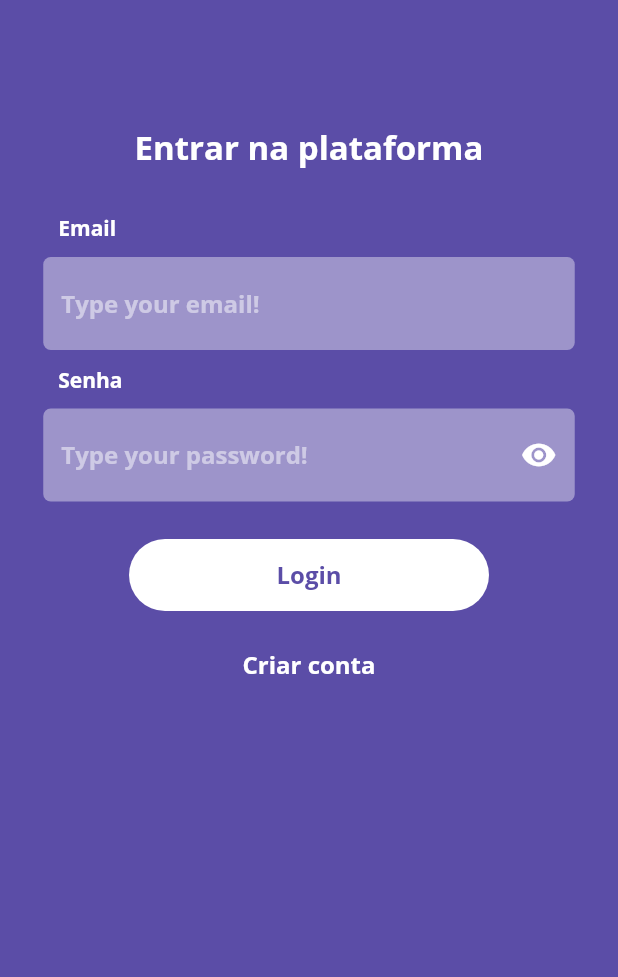
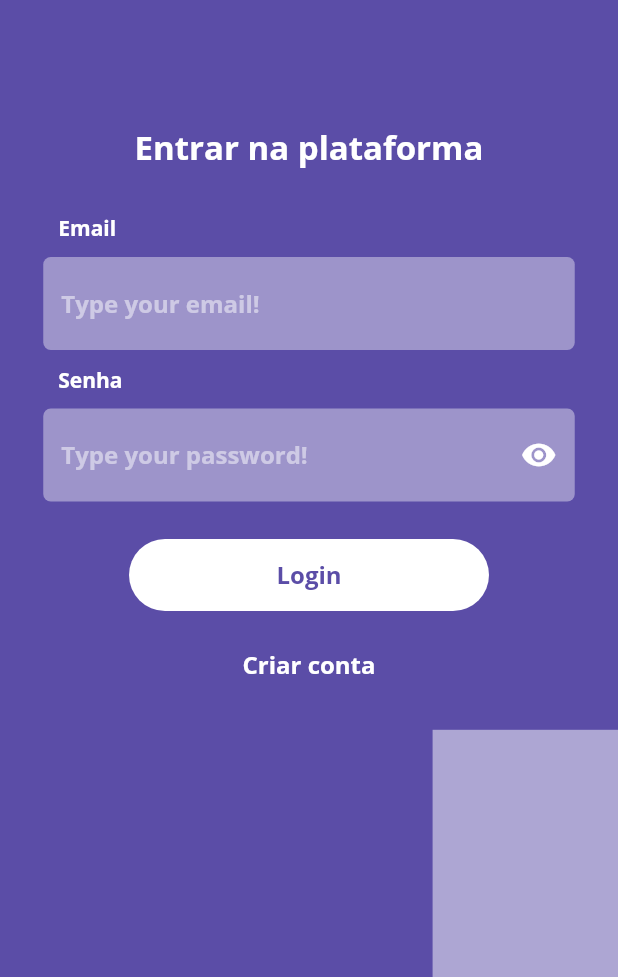
Before and after one commit to Alexsandro-97/xtintas_app, a Flutter app: the screen it shows after launch, on a phone screen of 412 x 824 dp, the part 259-1236 px from its top. Run offline on Flutter 3.47's test engine with Material 2 defaults, Android fonts, the light colour scheme and no system bars; our stand-ins replace dio, flutter_mobx, flutter_svg, lottie, mobx, shared_preferences; generated files the repository leaves out were written again.

Commit message:
container decoration

```diff
--- a/lib/view/screens/sign_in_screen.dart
+++ b/lib/view/screens/sign_in_screen.dart
@@ -32,12 +32,19 @@ class _SignInScreenState extends State<SignInScreen> {
 
   @override
   Widget build(BuildContext context) {
-    final size = MediaQuery.of(context).size;
+    final sizeScreen = MediaQuery.of(context).size;
     return Scaffold(
       backgroundColor: AppColors.backgroundSignInColor,
       body: Stack(
         children: [
-          Container(),
+          Align(
+            alignment: Alignment.bottomRight,
+            child: Container(
+              color: Colors.white.withOpacity(0.5),
+              width: sizeScreen.width * 0.3,
+              height: sizeScreen.height * 0.2,
+            ),
+          ),
           Form(
             key: _key,
             child: GestureDetector(
@@ -45,8 +52,8 @@ class _SignInScreenState extends State<SignInScreen> {
               child: SingleChildScrollView(
                 child: Padding(
                   padding: EdgeInsets.symmetric(
-                    horizontal: size.width * 0.07,
-                    vertical: size.height * 0.15,
+                    horizontal: sizeScreen.width * 0.07,
+                    vertical: sizeScreen.height * 0.15,
                   ),
                   child: Column(
                     children: [
@@ -64,7 +71,7 @@ class _SignInScreenState extends State<SignInScreen> {
                           ),
                         ],
                       ),
-                      SizedBox(height: size.height * 0.1),
+                      SizedBox(height: sizeScreen.height * 0.1),
                       const Text(
                         'Entrar na plataforma',
                         style: TextStyle(
```
